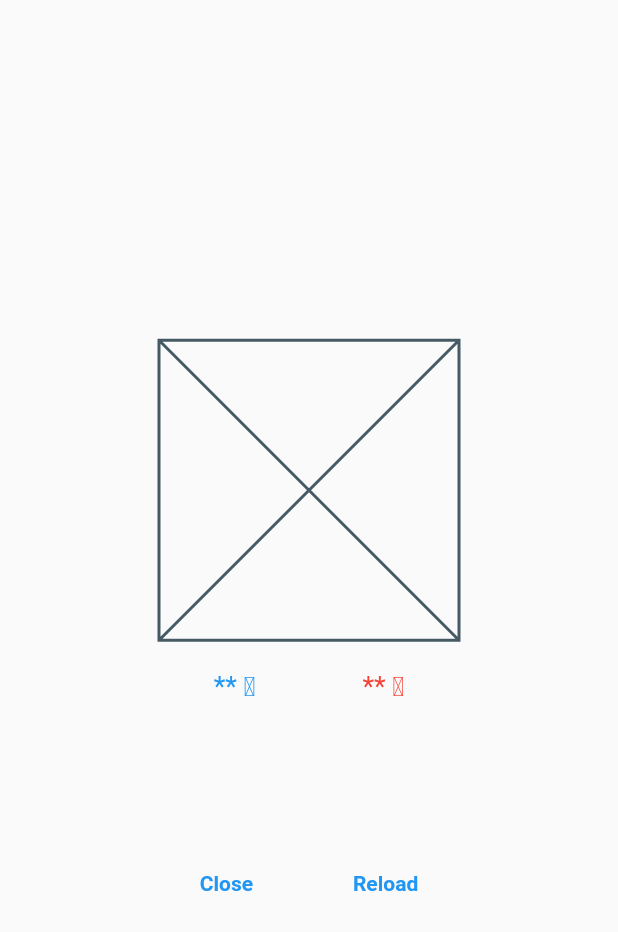
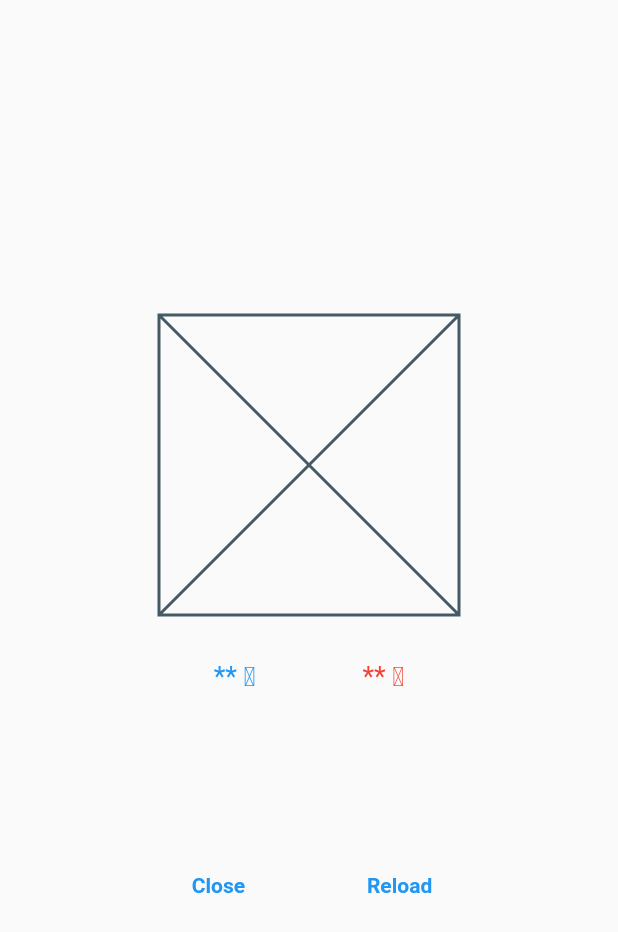
Before and after one commit to kca2250/flutter_tutorial, a Flutter app: the screen it shows after launch, on a phone screen of 412 x 824 dp. Shown: the top 932 px of the screen. Run offline on Flutter 3.47's test engine with Material 2 defaults, Android fonts, the phone set to English and light mode, and no system bars; our stand-ins replace flutter_svg; missing offline and left inert: yumemi_weather.

Commit message:
DisplayWeather widgetを配置

```diff
--- a/lib/main.dart
+++ b/lib/main.dart
@@ -1,4 +1,5 @@
 import 'package:flutter/material.dart';
+import 'package:flutter_training/widgets/display_weather.dart';
 
 void main() {
   runApp(const MainApp());
@@ -12,80 +13,7 @@ class MainApp extends StatelessWidget {
     return const MaterialApp(
       home: Scaffold(
         body: SafeArea(
-          child: Column(
-            children: [
-              Spacer(
-                flex: 2,
-              ),
-              SizedBox(
-                height: 200,
-                width: 200,
-                child: Placeholder(
-                  fallbackHeight: 100,
-                  fallbackWidth: 100,
-                ),
-              ),
-              Center(
-                child: Padding(
-                  padding: EdgeInsets.only(top: 20),
-                  child: Row(
-                    mainAxisAlignment: MainAxisAlignment.center,
-                    children: [
-                      Spacer(
-                        flex: 2,
-                      ),
-                      Text(
-                        '** ℃',
-                        style: TextStyle(
-                          fontSize: 18,
-                          color: Colors.blue,
-                        ),
-                      ),
-                      Spacer(),
-                      Text(
-                        '** ℃',
-                        style: TextStyle(fontSize: 18, color: Colors.red),
-                      ),
-                      Spacer(
-                        flex: 2,
-                      ),
-                    ],
-                  ),
-                ),
-              ),
-              Spacer(),
-              Center(
-                child: Row(
-                  children: [
-                    Spacer(
-                      flex: 2,
-                    ),
-                    Text(
-                      'Close',
-                      style: TextStyle(
-                        fontWeight: FontWeight.bold,
-                        color: Colors.blue,
-                      ),
-                    ),
-                    Spacer(),
-                    Text(
-                      'Reload',
-                      style: TextStyle(
-                        fontWeight: FontWeight.bold,
-                        color: Colors.blue,
-                      ),
-                    ),
-                    Spacer(
-                      flex: 2,
-                    )
-                  ],
-                ),
-              ),
-              Spacer(
-                flex: 2,
-              ),
-            ],
-          ),
+          child: DisplayWeather(),
         ),
       ),
     );
```
